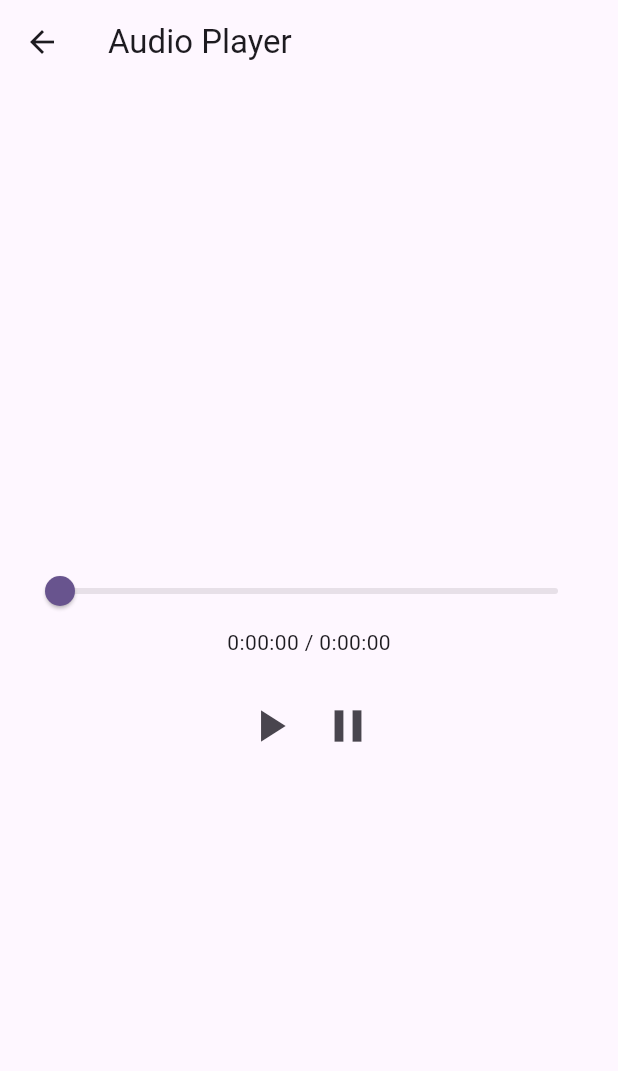
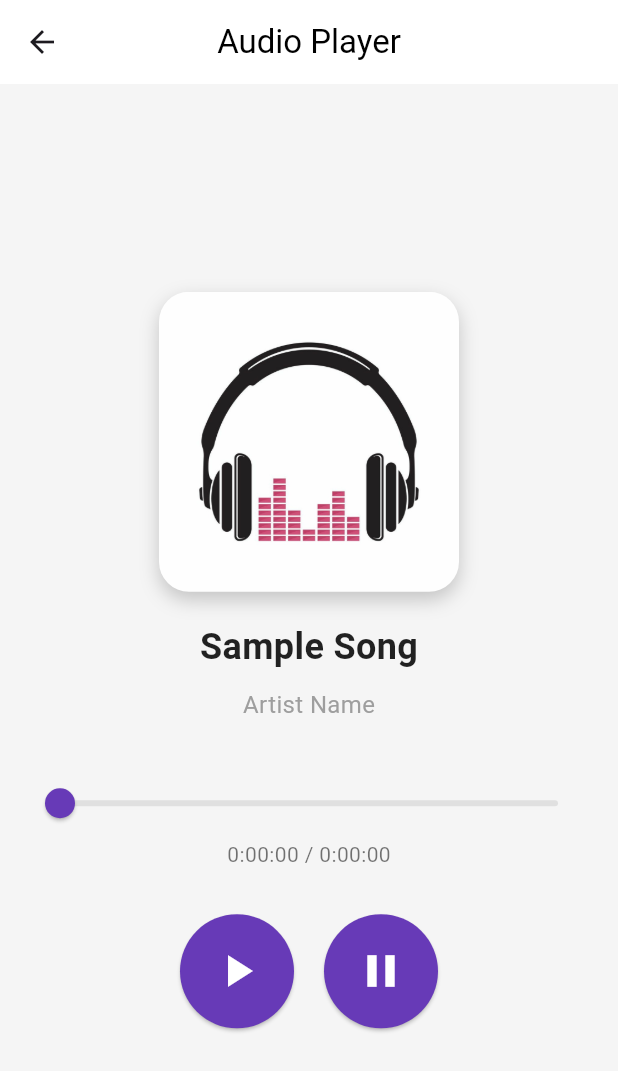
Before and after one commit to kanhaiya3152/zentro, a Flutter app: the AudioScreen screen opened directly, on a phone screen of 412 x 824 dp. Shown: the top 1071 px of the screen. Run offline on Flutter 3.47's test engine with Material 3 defaults, Android fonts, the light colour scheme and no system bars; our stand-ins replace equatable, flutter_bloc, just_audio, rxdart; network calls fail.

Commit message:
Refactor audio player screen: update asset paths, enhance UI with album art, song title, and artist name, and improve button styles.

```diff
--- a/lib/audioplayer.dart
+++ b/lib/audioplayer.dart
@@ -1,4 +1,3 @@
-// src/presentation/audio/screens/audio_screen.dart
 import 'package:flutter/material.dart';
 import 'package:just_audio/just_audio.dart';
 import 'package:rxdart/rxdart.dart';
@@ -17,7 +16,7 @@ class _AudioScreenState extends State<AudioScreen> {
   void initState() {
     super.initState();
     _player = AudioPlayer();
-    _player.setAsset('assets/audio/sample.mp3');
+    _player.setAsset('assets/audio.mp3');
   }
 
   @override
@@ -30,18 +29,66 @@ class _AudioScreenState extends State<AudioScreen> {
       Rx.combineLatest2<Duration, Duration, DurationState>(
         _player.positionStream,
         _player.durationStream.map((duration) => duration ?? Duration.zero),
-        (position, duration) => DurationState(position, duration ?? Duration.zero),
+        (position, duration) => DurationState(position, duration),
       );
 
   @override
   Widget build(BuildContext context) {
     return Scaffold(
-      appBar: AppBar(title: const Text('Audio Player')),
+      backgroundColor: Colors.grey[100],
+      appBar: AppBar(
+        backgroundColor: Colors.white,
+        title: const Text(
+          'Audio Player',
+          style: TextStyle(color: Colors.black),
+        ),
+        centerTitle: true,
+      ),
       body: Padding(
         padding: const EdgeInsets.all(16.0),
         child: Column(
           mainAxisAlignment: MainAxisAlignment.center,
           children: [
+            // Album Art
+            Container(
+              height: 200,
+              width: 200,
+              decoration: BoxDecoration(
+                borderRadius: BorderRadius.circular(20),
+                boxShadow: [
+                  BoxShadow(
+                    color: Colors.black.withOpacity(0.2),
+                    blurRadius: 10,
+                    offset: const Offset(0, 5),
+                  ),
+                ],
+                image: const DecorationImage(
+                  image: AssetImage('assets/album.jpg'),
+                  fit: BoxFit.cover,
+                ),
+              ),
+            ),
+            const SizedBox(height: 20),
+            // Song Title
+            const Text(
+              "Sample Song",
+              style: TextStyle(
+                fontSize: 24,
+                fontWeight: FontWeight.bold,
+                color: Colors.black87,
+              ),
+            ),
+            const SizedBox(height: 10),
+            // Artist Name
+            const Text(
+              "Artist Name",
+              style: TextStyle(
+                fontSize: 16,
+                color: Colors.grey,
+              ),
+            ),
+            const SizedBox(height: 30),
+            // Slider and Duration
             StreamBuilder<DurationState>(
               stream: _durationState,
               builder: (context, snapshot) {
@@ -50,32 +97,47 @@ class _AudioScreenState extends State<AudioScreen> {
                 return Column(
                   children: [
                     Slider(
+                      activeColor: Colors.deepPurple,
+                      inactiveColor: Colors.grey[300],
                       min: 0.0,
                       max: duration.inMilliseconds.toDouble(),
                       value: position.inMilliseconds.toDouble().clamp(0.0, duration.inMilliseconds.toDouble()),
                       onChanged: (value) => _player.seek(Duration(milliseconds: value.toInt())),
                     ),
                     Text(
-                      "${position.toString().split('.').first} / ${duration.toString().split('.').first}"
+                      "${position.toString().split('.').first} / ${duration.toString().split('.').first}",
+                      style: const TextStyle(fontSize: 14, color: Colors.black54),
                     ),
                   ],
                 );
               },
             ),
-            const SizedBox(height: 20),
+            const SizedBox(height: 30),
+            // Play and Pause Buttons
             Row(
               mainAxisAlignment: MainAxisAlignment.center,
               children: [
-                IconButton(
-                  icon: const Icon(Icons.play_arrow, size: 36),
+                ElevatedButton(
                   onPressed: () => _player.play(),
+                  style: ElevatedButton.styleFrom(
+                    shape: const CircleBorder(),
+                    padding: const EdgeInsets.all(20),
+                    backgroundColor: Colors.deepPurple,
+                  ),
+                  child: const Icon(Icons.play_arrow, size: 36, color: Colors.white),
                 ),
-                IconButton(
-                  icon: const Icon(Icons.pause, size: 36),
+                const SizedBox(width: 20),
+                ElevatedButton(
                   onPressed: () => _player.pause(),
-                )
+                  style: ElevatedButton.styleFrom(
+                    shape: const CircleBorder(),
+                    padding: const EdgeInsets.all(20),
+                    backgroundColor: Colors.deepPurple,
+                  ),
+                  child: const Icon(Icons.pause, size: 36, color: Colors.white),
+                ),
               ],
-            )
+            ),
           ],
         ),
       ),
```
